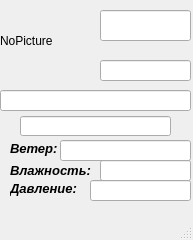
Old version of the form weather_widget.ui in the repository SergioWolf/weather_widget.
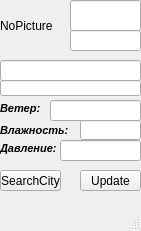
New version of the form.

Diff of the .ui file:
```diff
--- a/weather_widget.ui
+++ b/weather_widget.ui
@@ -6,8 +6,8 @@
    <rect>
     <x>0</x>
     <y>0</y>
-    <width>193</width>
-    <height>240</height>
+    <width>141</width>
+    <height>231</height>
    </rect>
   </property>
   <property name="windowTitle">
@@ -19,8 +19,8 @@
      <rect>
       <x>0</x>
       <y>0</y>
-      <width>81</width>
-      <height>81</height>
+      <width>61</width>
+      <height>51</height>
      </rect>
     </property>
     <property name="text">
@@ -30,9 +30,9 @@
    <widget class="QLineEdit" name="lineEditDegree">
     <property name="geometry">
      <rect>
-      <x>100</x>
-      <y>10</y>
-      <width>91</width>
+      <x>70</x>
+      <y>0</y>
+      <width>71</width>
       <height>31</height>
      </rect>
     </property>
@@ -58,9 +58,9 @@
    <widget class="QLineEdit" name="lineEditSky">
     <property name="geometry">
      <rect>
-      <x>100</x>
-      <y>60</y>
-      <width>91</width>
+      <x>70</x>
+      <y>30</y>
+      <width>71</width>
       <height>21</height>
      </rect>
     </property>
@@ -87,8 +87,8 @@
     <property name="geometry">
      <rect>
       <x>0</x>
-      <y>90</y>
-      <width>191</width>
+      <y>60</y>
+      <width>141</width>
       <height>21</height>
      </rect>
     </property>
@@ -106,10 +106,10 @@
    <widget class="QLineEdit" name="lineEditDateTime">
     <property name="geometry">
      <rect>
-      <x>20</x>
-      <y>116</y>
-      <width>151</width>
-      <height>20</height>
+      <x>0</x>
+      <y>80</y>
+      <width>141</width>
+      <height>16</height>
      </rect>
     </property>
     <property name="font">
@@ -126,8 +126,8 @@
    <widget class="QLabel" name="labelWind">
     <property name="geometry">
      <rect>
-      <x>10</x>
-      <y>140</y>
+      <x>0</x>
+      <y>100</y>
       <width>51</width>
       <height>16</height>
      </rect>
@@ -141,7 +141,7 @@
     <property name="font">
      <font>
       <family>Arial</family>
-      <pointsize>10</pointsize>
+      <pointsize>8</pointsize>
       <weight>75</weight>
       <italic>true</italic>
       <bold>true</bold>
@@ -154,9 +154,9 @@
    <widget class="QLineEdit" name="lineEditWind">
     <property name="geometry">
      <rect>
-      <x>60</x>
-      <y>140</y>
-      <width>131</width>
+      <x>50</x>
+      <y>100</y>
+      <width>91</width>
       <height>21</height>
      </rect>
     </property>
@@ -176,8 +176,8 @@
    <widget class="QLabel" name="labelHumidity">
     <property name="geometry">
      <rect>
-      <x>10</x>
-      <y>160</y>
+      <x>0</x>
+      <y>120</y>
       <width>81</width>
       <height>21</height>
      </rect>
@@ -185,7 +185,7 @@
     <property name="font">
      <font>
       <family>Arial</family>
-      <pointsize>10</pointsize>
+      <pointsize>8</pointsize>
       <weight>75</weight>
       <italic>true</italic>
       <bold>true</bold>
@@ -198,10 +198,10 @@
    <widget class="QLineEdit" name="lineEditHumidity">
     <property name="geometry">
      <rect>
-      <x>100</x>
-      <y>160</y>
-      <width>91</width>
-      <height>21</height>
+      <x>80</x>
+      <y>120</y>
+      <width>61</width>
+      <height>20</height>
      </rect>
     </property>
     <property name="font">
@@ -223,8 +223,8 @@
    <widget class="QLabel" name="labelPressure">
     <property name="geometry">
      <rect>
-      <x>10</x>
-      <y>180</y>
+      <x>0</x>
+      <y>140</y>
       <width>71</width>
       <height>16</height>
      </rect>
@@ -232,7 +232,7 @@
     <property name="font">
      <font>
       <family>Arial</family>
-      <pointsize>10</pointsize>
+      <pointsize>8</pointsize>
       <weight>75</weight>
       <italic>true</italic>
       <bold>true</bold>
@@ -245,9 +245,9 @@
    <widget class="QLineEdit" name="lineEditPressure">
     <property name="geometry">
      <rect>
-      <x>90</x>
-      <y>180</y>
-      <width>101</width>
+      <x>60</x>
+      <y>140</y>
+      <width>81</width>
       <height>21</height>
      </rect>
     </property>
@@ -264,6 +264,32 @@
      <set>Qt::AlignCenter</set>
     </property>
    </widget>
+   <widget class="QPushButton" name="pushButtonUpdate">
+    <property name="geometry">
+     <rect>
+      <x>80</x>
+      <y>170</y>
+      <width>61</width>
+      <height>21</height>
+     </rect>
+    </property>
+    <property name="text">
+     <string>Update</string>
+    </property>
+   </widget>
+   <widget class="QPushButton" name="pushButtonSearch">
+    <property name="geometry">
+     <rect>
+      <x>0</x>
+      <y>170</y>
+      <width>61</width>
+      <height>21</height>
+     </rect>
+    </property>
+    <property name="text">
+     <string>SearchCity</string>
+    </property>
+   </widget>
   </widget>
   <widget class="QMenuBar" name="menubar">
    <property name="geometry">
```
Left out of the diff: 2 changed lines with no effect on the pictures.
